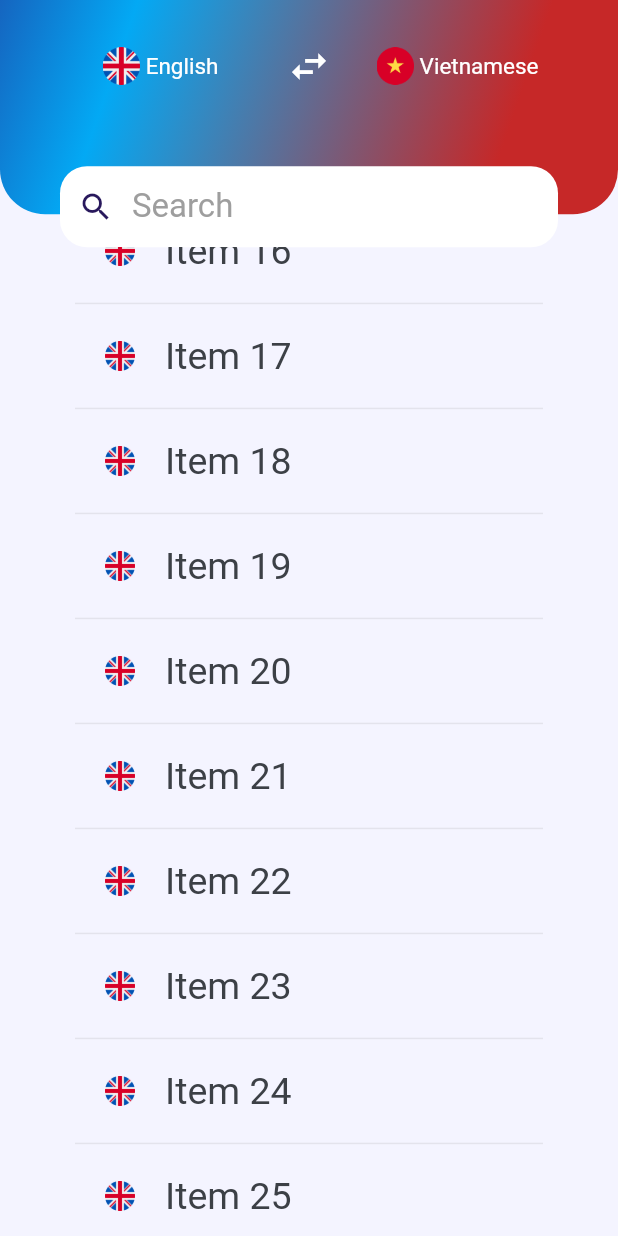
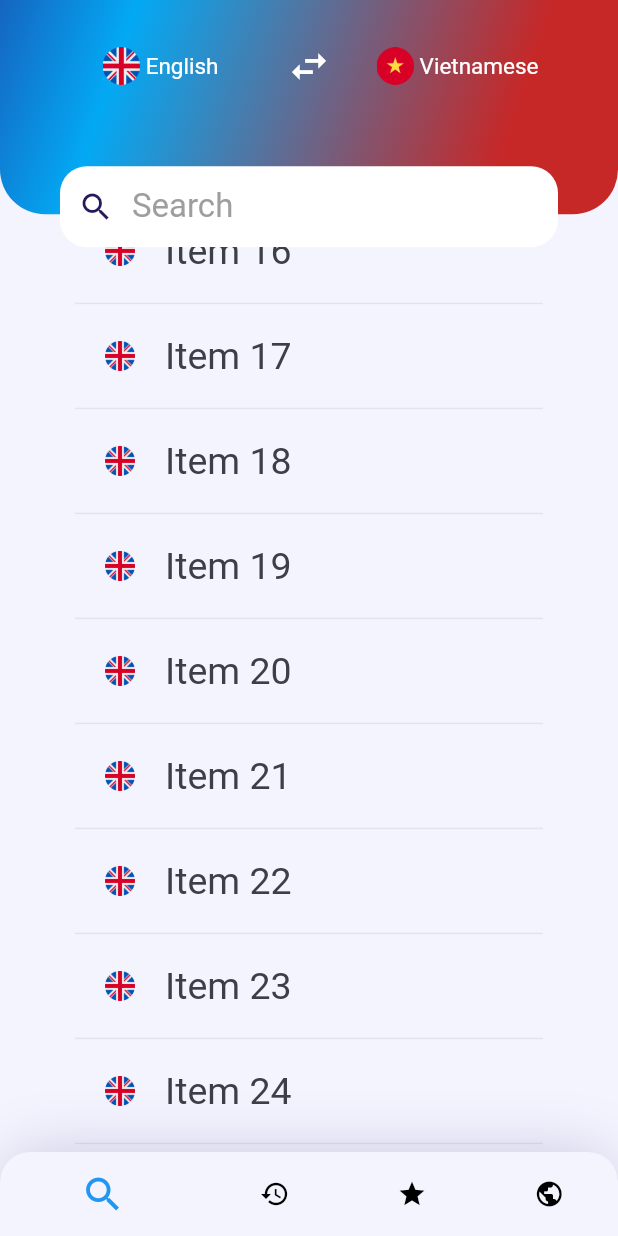
Before and after one commit to pvc97/evdictionary, a Flutter app: the screen it shows after launch, scrolled down 1152 dp, on a phone screen of 412 x 824 dp. Run offline on Flutter 3.47's test engine with Material 2 defaults, Android fonts, the phone set to English and light mode, and no system bars.

Commit message:
Adding BottomNavigatioBar

```diff
--- a/lib/main.dart
+++ b/lib/main.dart
@@ -1,6 +1,6 @@
+import 'package:ev_dictionary/navigation.dart';
 import 'package:flutter/material.dart';
 import 'constaints.dart';
-import 'screens/home/search_screen.dart';
 
 void main() {
   runApp(MyApp());
@@ -19,7 +19,7 @@ class MyApp extends StatelessWidget {
         textTheme: Theme.of(context).textTheme.apply(bodyColor: kTextColor),
         visualDensity: VisualDensity.adaptivePlatformDensity,
       ),
-      home: SearchScreen(),
+      home: Navigation(),
     );
   }
 }
--- /dev/null
+++ b/lib/navigation.dart
@@ -0,0 +1,95 @@
+import 'package:ev_dictionary/screens/favorite/favorite_screen.dart';
+import 'package:ev_dictionary/screens/offline_search/offline_search_screen.dart';
+import 'package:ev_dictionary/screens/online/online_search_screen.dart';
+import 'package:flutter/material.dart';
+import 'constaints.dart';
+import 'screens/offline_search/offline_search_screen.dart';
+import 'screens/history/history_screen.dart';
+
+class Navigation extends StatefulWidget {
+  @override
+  _NavigationState createState() => _NavigationState();
+}
+
+class _NavigationState extends State<Navigation> {
+  int _selectedIndex = 0;
+
+  List<Widget> _widgetOptions = <Widget>[
+    OfflineSearchScreen(),
+    HistoryScreen(),
+    FavoriteScreen(),
+    OnlineSearchScreen(),
+  ];
+
+  void _onItemTapped(int index) {
+    setState(() {
+      _selectedIndex = index;
+    });
+  }
+
+  @override
+  Widget build(BuildContext context) {
+    return Scaffold(
+      body: SafeArea(
+        child: _widgetOptions[_selectedIndex],
+      ),
+      bottomNavigationBar: Container(
+        decoration: BoxDecoration(
+          borderRadius: BorderRadius.only(
+            topRight: Radius.circular(30),
+            topLeft: Radius.circular(30),
+          ),
+          boxShadow: [
+            BoxShadow(color: kPrimaryColor.withOpacity(0.2), blurRadius: 35),
+          ],
+        ),
+        child: ClipRRect(
+          borderRadius: BorderRadius.only(
+            topLeft: Radius.circular(20.0),
+            topRight: Radius.circular(20.0),
+          ),
+          child: BottomNavigationBar(
+            items: [
+              BottomNavigationBarItem(
+                icon: Icon(Icons.search),
+                label: 'Search',
+                backgroundColor: kBackgroundColor,
+              ),
+              BottomNavigationBarItem(
+                icon: Icon(Icons.history),
+                label: 'History',
+                backgroundColor: kBackgroundColor,
+              ),
+              BottomNavigationBarItem(
+                icon: Icon(Icons.star),
+                label: 'Favorite',
+                backgroundColor: kBackgroundColor,
+              ),
+              BottomNavigationBarItem(
+                icon: Icon(Icons.public),
+                label: 'Online',
+                backgroundColor: kBackgroundColor,
+              ),
+            ],
+            currentIndex: _selectedIndex,
+            showSelectedLabels: false,
+            showUnselectedLabels: false,
+            selectedItemColor: Colors.blue,
+            unselectedItemColor: Colors.black,
+            // reduce the extra padding on top and bottom of the nav bar
+            // by set selectedFontSize and unselectedFontSize to 1.0
+            selectedFontSize: 1.0,
+            unselectedFontSize: 1.0,
+            selectedIconTheme: IconThemeData(
+              size: 30.0,
+            ),
+            unselectedIconTheme: IconThemeData(
+              size: 20.0,
+            ),
+            onTap: _onItemTapped,
+          ),
+        ),
+      ),
+    );
+  }
+}
--- /dev/null
+++ b/lib/screens/favorite/favorite_screen.dart
@@ -0,0 +1,10 @@
+import 'package:flutter/material.dart';
+
+class FavoriteScreen extends StatelessWidget {
+  @override
+  Widget build(BuildContext context) {
+    return Center(
+      child: Text('Favorite'),
+    );
+  }
+}
--- /dev/null
+++ b/lib/screens/history/history_screen.dart
@@ -0,0 +1,10 @@
+import 'package:flutter/material.dart';
+
+class HistoryScreen extends StatelessWidget {
+  @override
+  Widget build(BuildContext context) {
+    return Center(
+      child: Text('Search History'),
+    );
+  }
+}
--- a/lib/screens/home/search_screen.dart
+++ /dev/null
@@ -1,13 +0,0 @@
-import 'package:flutter/material.dart';
-import 'components/body.dart';
-
-class SearchScreen extends StatelessWidget {
-  @override
-  Widget build(BuildContext context) {
-    return Scaffold(
-      body: SafeArea(
-        child: Body(),
-      ),
-    );
-  }
-}
--- a/lib/screens/home/components/body.dart
+++ b/lib/screens/offline_search/offline_search_screen.dart
@@ -1,15 +1,15 @@
 import 'package:ev_dictionary/constaints.dart';
 import 'package:flutter/material.dart';
-import 'switch_button.dart';
-import 'flag_widget.dart';
+import 'components/switch_button.dart';
+import 'components/flag_widget.dart';
 import 'package:ev_dictionary/screens/definition/definition_screen.dart';
 
-class Body extends StatefulWidget {
+class OfflineSearchScreen extends StatefulWidget {
   @override
-  _BodyState createState() => _BodyState();
+  _OfflineSearchScreenState createState() => _OfflineSearchScreenState();
 }
 
-class _BodyState extends State<Body> {
+class _OfflineSearchScreenState extends State<OfflineSearchScreen> {
   Translate translateType = Translate.av;
 
   final items = List<String>.generate(10000, (i) => "Item $i");
--- /dev/null
+++ b/lib/screens/online/online_search_screen.dart
@@ -0,0 +1,10 @@
+import 'package:flutter/material.dart';
+
+class OnlineSearchScreen extends StatelessWidget {
+  @override
+  Widget build(BuildContext context) {
+    return Center(
+      child: Text('Online Search'),
+    );
+  }
+}
```
Also changed, not shown: lib/screens/offline_search/components/flag_widget.dart (renamed from lib/screens/home/components/flag_widget.dart), lib/screens/offline_search/components/switch_button.dart (renamed from lib/screens/home/components/switch_button.dart).
